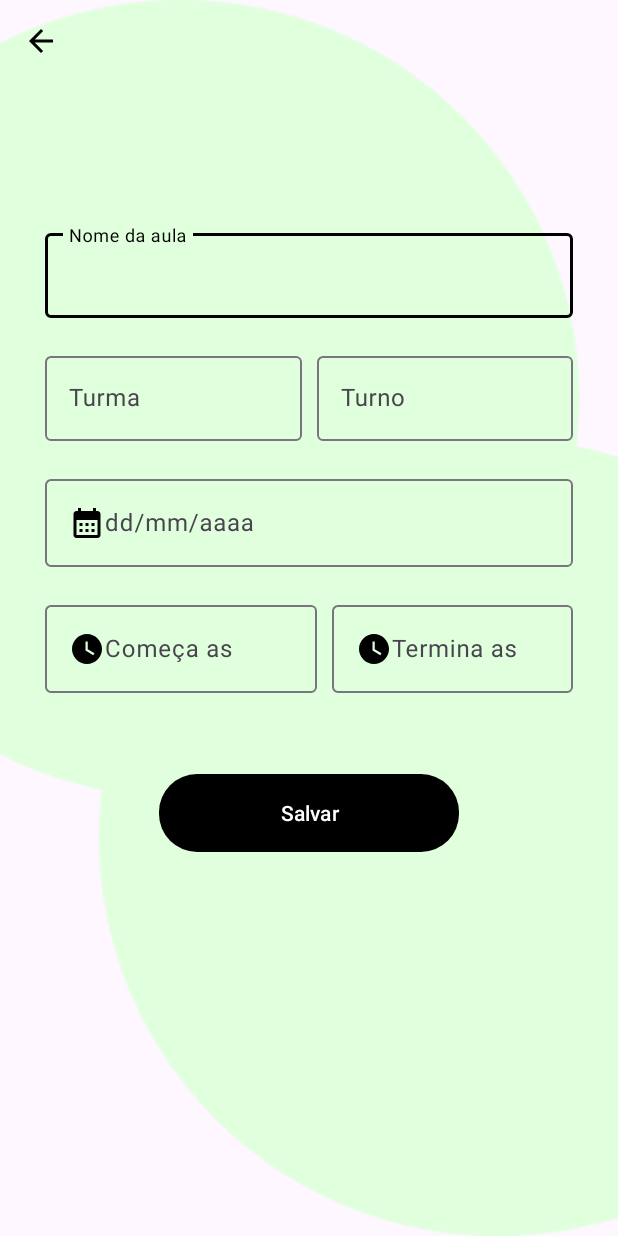
After one commit to thiagoocms/checkin-school-app, an Android app: the ClassroomFormActivity screen opened directly, with no data from a screen before it, on a phone screen of 412 x 824 dp. The commit adds this screen. Run offline under Robolectric (Android 15) with nearby library versions, the phone set to English and light mode, and no system bars; 1 statement that could not run was skipped.

Commit message:
git status

```diff
--- a/app/src/main/AndroidManifest.xml
+++ b/app/src/main/AndroidManifest.xml
@@ -20,6 +20,9 @@
         android:theme="@style/Theme.CheckinSchool"
         android:usesCleartextTraffic="true"
         tools:targetApi="31">
+        <activity
+            android:name=".view.ClassroomFormActivity"
+            android:exported="false" />
         <activity
             android:name=".view.TeacherHomeActivity"
             android:exported="false" />
--- /dev/null
+++ b/app/src/main/java/com/nassau/checkinschool/listener/OnClickListener.kt
@@ -0,0 +1,6 @@
+package com.example.desafio.listener
+
+interface OnClickListener<in T> {
+
+    fun onClick(value: T, position: Int)
+}
--- a/app/src/main/java/com/nassau/checkinschool/model/classroom/ClassRoomDTO.kt
+++ b/app/src/main/java/com/nassau/checkinschool/model/classroom/ClassRoomDTO.kt
@@ -10,5 +10,6 @@ data class ClassRoomDTO(
     var startDate: Long? = null,
     var endDate: Long? = null,
     var period: String? = null,
-    var shift: String? = null
+    var shift: String? = null,
+    var qrCode: String? = null
 ) : Serializable
--- a/app/src/main/java/com/nassau/checkinschool/service/ClassRoomService.kt
+++ b/app/src/main/java/com/nassau/checkinschool/service/ClassRoomService.kt
@@ -2,12 +2,32 @@ package com.nassau.checkinschool.service
 
 import com.nassau.checkinschool.model.Page
 import com.nassau.checkinschool.model.classroom.ClassRoomDTO
+import com.nassau.checkinschool.model.user.UserDTO
 import retrofit2.Call
+import retrofit2.http.Body
 import retrofit2.http.GET
+import retrofit2.http.POST
+import retrofit2.http.PUT
+import retrofit2.http.Path
 import retrofit2.http.Query
 
 interface ClassRoomService {
 
     @GET("api/v1/classrooms")
     fun list(@Query("userId") userId: Int): Call<Page<ClassRoomDTO>>
+
+    @POST("api/v1/classrooms")
+    fun create(@Body classRoomDTO: ClassRoomDTO): Call<ClassRoomDTO>
+
+    @PUT("api/v1/classrooms/{id}")
+    fun update(@Path("id") id: Int, @Body classRoomDTO: ClassRoomDTO): Call<ClassRoomDTO>
+
+    @GET("api/v1/classrooms/{id}")
+    fun byId(@Path("id") id: Int): Call<ClassRoomDTO>
+
+    @GET("api/v1/classrooms/{id}/generate")
+    fun generate(@Path("id") id: Int): Call<ClassRoomDTO>
+
+    @GET("api/v1/classrooms/{id}/check")
+    fun getUsers(@Path("id") id: Int): Call<ArrayList<UserDTO>>
 }
--- a/app/src/main/java/com/nassau/checkinschool/view/RegisterActivity.kt
+++ b/app/src/main/java/com/nassau/checkinschool/view/RegisterActivity.kt
@@ -43,6 +43,7 @@ class RegisterActivity : AppCompatActivity() {
         binding.edtPassword.setText(userDTO?.password)
         binding.rdGroupProfile.check(binding.rdBtnStudent.id)
         binding.btnRegister.setOnClickListener {
+            aLoadingDialog.show()
             val user = UserDTO(
                 name = binding.edtName.text.toString(),
                 login = binding.edtLogin.text.toString(),
@@ -56,7 +57,6 @@ class RegisterActivity : AppCompatActivity() {
                 }
 
             )
-            aLoadingDialog.show()
             viewModel.create(user)
         }
     }
--- /dev/null
+++ b/app/src/main/res/layout/activity_classroom_form.xml
@@ -0,0 +1,169 @@
+<?xml version="1.0" encoding="utf-8"?>
+<androidx.constraintlayout.widget.ConstraintLayout xmlns:android="http://schemas.android.com/apk/res/android"
+    xmlns:app="http://schemas.android.com/apk/res-auto"
+    xmlns:tools="http://schemas.android.com/tools"
+    android:layout_width="match_parent"
+    android:layout_height="match_parent"
+    tools:context=".view.ClassroomFormActivity">
+
+    <ImageView
+        android:id="@+id/imageView"
+        android:layout_width="0dp"
+        android:layout_height="0dp"
+        android:scaleType="centerCrop"
+        app:layout_constraintBottom_toBottomOf="parent"
+        app:layout_constraintEnd_toEndOf="parent"
+        app:layout_constraintStart_toStartOf="parent"
+        app:layout_constraintTop_toTopOf="parent"
+        app:srcCompat="@drawable/uniongreencenter" />
+
+    <ImageView
+        android:id="@+id/img_back"
+        android:layout_width="wrap_content"
+        android:layout_height="wrap_content"
+        app:srcCompat="@drawable/baseline_arrow_back_24"
+        android:layout_marginTop="15dp"
+        android:layout_marginStart="15dp"
+        app:layout_constraintTop_toTopOf="parent"
+        app:layout_constraintStart_toStartOf="parent"/>
+
+    <com.google.android.material.textfield.TextInputLayout
+        android:id="@+id/txt_input_layout_name"
+        android:layout_width="0dp"
+        android:layout_height="wrap_content"
+        android:layout_marginStart="30dp"
+        android:layout_marginTop="150dp"
+        android:layout_marginEnd="30dp"
+        app:layout_constraintEnd_toEndOf="parent"
+        app:layout_constraintStart_toStartOf="parent"
+        app:layout_constraintTop_toTopOf="parent">
+
+        <com.google.android.material.textfield.TextInputEditText
+            android:id="@+id/edt_name"
+            android:layout_width="match_parent"
+            android:layout_height="wrap_content"
+            android:maxLines="1"
+            android:singleLine="true"
+            android:hint="Nome da aula"
+            tools:textCursorDrawable="@tools:sample/backgrounds/scenic[0]" />
+    </com.google.android.material.textfield.TextInputLayout>
+
+    <com.google.android.material.textfield.TextInputLayout
+        android:id="@+id/txt_input_layout_period"
+        android:layout_width="0dp"
+        android:layout_height="wrap_content"
+        android:layout_marginTop="20dp"
+        app:layout_constraintEnd_toStartOf="@id/txt_input_layout_shift"
+        app:layout_constraintStart_toStartOf="@id/txt_input_layout_name"
+        app:layout_constraintTop_toBottomOf="@id/txt_input_layout_name">
+
+        <com.google.android.material.textfield.TextInputEditText
+            android:id="@+id/edt_period"
+            android:layout_width="match_parent"
+            android:layout_height="wrap_content"
+            android:hint="Turma"
+            android:maxLines="1"
+            android:singleLine="true"
+            tools:textCursorDrawable="@tools:sample/backgrounds/scenic[0]" />
+    </com.google.android.material.textfield.TextInputLayout>
+
+    <com.google.android.material.textfield.TextInputLayout
+        android:id="@+id/txt_input_layout_shift"
+        android:layout_width="0dp"
+        android:layout_height="wrap_content"
+        android:layout_marginStart="10dp"
+        app:layout_constraintEnd_toEndOf="@id/txt_input_layout_name"
+        app:layout_constraintStart_toEndOf="@id/txt_input_layout_period"
+        app:layout_constraintTop_toTopOf="@id/txt_input_layout_period">
+
+        <com.google.android.material.textfield.TextInputEditText
+            android:id="@+id/edt_shift"
+            android:layout_width="match_parent"
+            android:layout_height="wrap_content"
+            android:maxLines="1"
+            android:singleLine="true"
+            android:hint="Turno"
+            tools:textCursorDrawable="@tools:sample/backgrounds/scenic[0]" />
+    </com.google.android.material.textfield.TextInputLayout>
+
+    <com.google.android.material.textfield.TextInputLayout
+        android:id="@+id/txt_input_layout_date"
+        android:layout_width="0dp"
+        android:layout_height="wrap_content"
+        android:layout_marginTop="20dp"
+        app:layout_constraintEnd_toEndOf="@id/txt_input_layout_name"
+        app:layout_constraintStart_toStartOf="@id/txt_input_layout_name"
+        app:layout_constraintTop_toBottomOf="@id/txt_input_layout_period">
+
+        <com.google.android.material.textfield.TextInputEditText
+            android:id="@+id/edt_date"
+            android:layout_width="match_parent"
+            android:layout_height="wrap_content"
+            android:drawableStart="@drawable/baseline_calendar_month_24"
+            android:hint="dd/mm/aaaa"
+            android:inputType="none"
+            android:focusable="false"
+            android:maxLines="1"
+            android:singleLine="true"
+            tools:textCursorDrawable="@tools:sample/backgrounds/scenic[0]" />
+    </com.google.android.material.textfield.TextInputLayout>
+
+    <com.google.android.material.textfield.TextInputLayout
+        android:id="@+id/txt_input_layout_start"
+        android:layout_width="0dp"
+        android:layout_height="wrap_content"
+        android:layout_marginTop="20dp"
+        app:layout_constraintEnd_toStartOf="@id/txt_input_layout_shift"
+        app:layout_constraintStart_toStartOf="@id/txt_input_layout_name"
+        app:layout_constraintTop_toBottomOf="@id/txt_input_layout_date">
+
+        <com.google.android.material.textfield.TextInputEditText
+            android:id="@+id/edt_start"
+            android:layout_width="match_parent"
+            android:layout_height="wrap_content"
+            android:focusable="false"
+            android:drawableStart="@drawable/baseline_watch_later_24"
+            android:hint="Começa as"
+            android:maxLines="1"
+            android:inputType="datetime|time"
+            android:singleLine="true"
+            tools:textCursorDrawable="@tools:sample/backgrounds/scenic[0]" />
+    </com.google.android.material.textfield.TextInputLayout>
+
+    <com.google.android.material.textfield.TextInputLayout
+        android:id="@+id/txt_input_layout_end"
+        android:layout_width="0dp"
+        android:layout_height="wrap_content"
+        android:layout_marginStart="10dp"
+        app:layout_constraintEnd_toEndOf="@id/txt_input_layout_name"
+        app:layout_constraintStart_toEndOf="@id/txt_input_layout_start"
+        app:layout_constraintTop_toTopOf="@id/txt_input_layout_start">
+
+        <com.google.android.material.textfield.TextInputEditText
+            android:id="@+id/edt_end"
+            android:layout_width="match_parent"
+            android:layout_height="wrap_content"
+            android:focusable="false"
+            android:inputType="datetime|time"
+            android:maxLines="1"
+            android:drawableStart="@drawable/baseline_watch_later_24"
+
+            android:singleLine="true"
+            android:hint="Termina as"
+            tools:textCursorDrawable="@tools:sample/backgrounds/scenic[0]" />
+    </com.google.android.material.textfield.TextInputLayout>
+
+    <com.google.android.material.button.MaterialButton
+        android:id="@+id/btn_save"
+        android:layout_width="200dp"
+        android:layout_height="60dp"
+        android:layout_marginTop="50dp"
+        android:text="Salvar"
+        android:textColor="@color/white"
+        app:cornerRadius="25dp"
+        app:layout_constraintEnd_toEndOf="@+id/txt_input_layout_name"
+        app:layout_constraintStart_toStartOf="@+id/txt_input_layout_name"
+        app:layout_constraintTop_toBottomOf="@+id/txt_input_layout_start"
+        tools:textSize="28sp" />
+
+</androidx.constraintlayout.widget.ConstraintLayout>
--- a/app/src/main/res/layout/card_classroom.xml
+++ b/app/src/main/res/layout/card_classroom.xml
@@ -35,6 +35,8 @@
                android:layout_width="wrap_content"
                android:layout_height="wrap_content"
                android:text="Matematica"
+               android:ellipsize="end"
+               android:lines="1"
                android:textStyle="bold"
                android:textSize="15sp"
                app:layout_constraintStart_toStartOf="parent"
@@ -54,6 +56,8 @@
                 android:layout_width="wrap_content"
                 android:layout_height="wrap_content"
                 android:text="Manha"
+                android:ellipsize="end"
+                android:lines="1"
                 android:textStyle="bold"
                 app:layout_constraintStart_toEndOf="@id/txt_space"
                 app:layout_constraintTop_toTopOf="@id/txt_name"/>
--- a/app/src/main/res/values-night/themes.xml
+++ b/app/src/main/res/values-night/themes.xml
@@ -1,8 +1,14 @@
 <resources xmlns:tools="http://schemas.android.com/tools">
     <!-- Base application theme. -->
     <style name="Base.Theme.CheckinSchool" parent="Theme.Material3.DayNight.NoActionBar">
-        <!-- Customize your dark theme here. -->
-        <!-- <item name="colorPrimary">@color/my_dark_primary</item> -->
+        <!-- Customize your light theme here. -->
+        <item name="colorPrimary">@color/black</item>
+        <item name="colorAccent">@color/black</item>
+        <item name="colorSecondary">@color/black</item>
+        <!-- <item name="colorPrimary">@color/my_light_primary</item> -->
         <item name="android:statusBarColor">@color/black</item>
+        <item name="backgroundColor">@color/white</item>
     </style>
+
+    <style name="Theme.CheckinSchool" parent="Base.Theme.CheckinSchool" />
 </resources>
--- a/app/src/main/res/values/themes.xml
+++ b/app/src/main/res/values/themes.xml
@@ -7,7 +7,7 @@
         <item name="colorSecondary">@color/black</item>
         <!-- <item name="colorPrimary">@color/my_light_primary</item> -->
         <item name="android:statusBarColor">@color/black</item>
-
+        <item name="backgroundColor">@color/white</item>
     </style>
 
     <style name="Theme.CheckinSchool" parent="Base.Theme.CheckinSchool" />
```
Also changed, not shown: app/src/main/java/com/nassau/checkinschool/view/CardClassroomAdapter.kt (+10 -0 lines), app/src/main/java/com/nassau/checkinschool/view/ClassroomFormActivity.kt (added, +195 -0 lines), app/src/main/java/com/nassau/checkinschool/view/HomeActivity.kt (+8 -4 lines), app/src/main/java/com/nassau/checkinschool/view/TeacherHomeActivity.kt (+37 -14 lines), app/src/main/java/com/nassau/checkinschool/viewModel/ClassroomFormViewModel.kt (added, +68 -0 lines).
